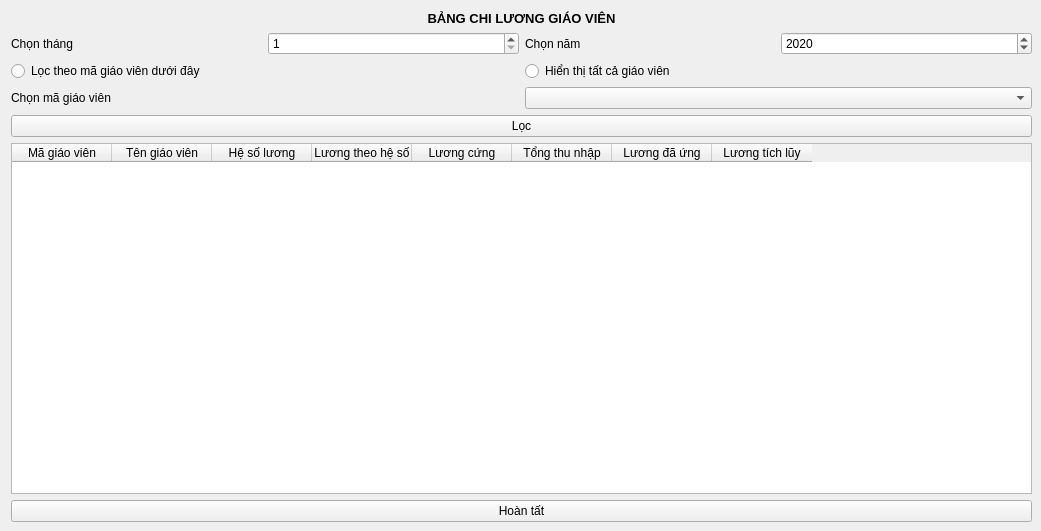
Above: TranslateUiPyPackage/ui_ip/M51_bangchiluonggv.ui from longpham6595/kvmanagement before the change. Below: the same form after it.
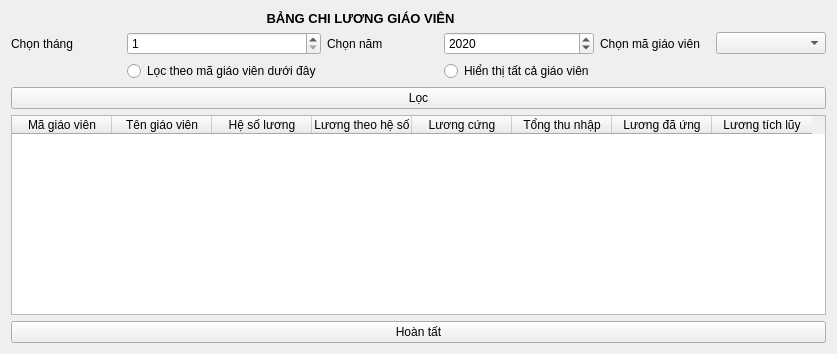
That is the form after the change.

Commit message:
Updated Views UI size
Cập nhật size của PyqtGUI và làm cho nó stick với UI khi thay đổi kích thước.

What changed in the file:
```diff
--- a/TranslateUiPyPackage/ui_ip/M51_bangchiluonggv.ui
+++ b/TranslateUiPyPackage/ui_ip/M51_bangchiluonggv.ui
@@ -6,40 +6,79 @@
    <rect>
     <x>0</x>
     <y>0</y>
-    <width>1041</width>
-    <height>531</height>
+    <width>833</width>
+    <height>347</height>
    </rect>
   </property>
   <property name="windowTitle">
    <string>Bảng chi lương giáo viên</string>
   </property>
-  <widget class="QWidget" name="layoutWidget">
-   <property name="geometry">
-    <rect>
-     <x>11</x>
-     <y>11</y>
-     <width>1021</width>
-     <height>511</height>
-    </rect>
-   </property>
-   <layout class="QVBoxLayout" name="verticalLayout">
-    <item>
+  <layout class="QGridLayout" name="gridLayout">
+   <item row="6" column="0" colspan="6">
+    <widget class="QTableWidget" name="payment_view">
+     <property name="minimumSize">
+      <size>
+       <width>815</width>
+       <height>200</height>
+      </size>
+     </property>
+     <column>
+      <property name="text">
+       <string>Mã giáo viên</string>
+      </property>
+     </column>
+     <column>
+      <property name="text">
+       <string>Tên giáo viên</string>
+      </property>
+     </column>
+     <column>
+      <property name="text">
+       <string>Hệ số lương</string>
+      </property>
+     </column>
+     <column>
+      <property name="text">
+       <string>Lương theo hệ số</string>
+      </property>
+     </column>
+     <column>
+      <property name="text">
+       <string>Lương cứng</string>
+      </property>
+     </column>
+     <column>
+      <property name="text">
+       <string>Tổng thu nhập</string>
+      </property>
+     </column>
+     <column>
+      <property name="text">
+       <string>Lương đã ứng</string>
+      </property>
+     </column>
+     <column>
+      <property name="text">
+       <string>Lương tích lũy</string>
+      </property>
+     </column>
+    </widget>
+   </item>
+   <item row="0" column="0" colspan="5">
      <widget class="QLabel" name="label_3">
       <property name="text">
        <string>&lt;html&gt;&lt;head/&gt;&lt;body&gt;&lt;p align=&quot;center&quot;&gt;&lt;span style=&quot; font-size:10pt; font-weight:600;&quot;&gt;BẢNG CHI LƯƠNG GIÁO VIÊN&lt;/span&gt;&lt;/p&gt;&lt;/body&gt;&lt;/html&gt;</string>
       </property>
      </widget>
     </item>
-    <item>
-     <layout class="QHBoxLayout" name="horizontalLayout_2">
-      <item>
+   <item row="1" column="0">
        <widget class="QLabel" name="label">
         <property name="text">
          <string>Chọn tháng</string>
         </property>
        </widget>
       </item>
-      <item>
+   <item row="1" column="1">
        <widget class="QSpinBox" name="thang">
         <property name="minimum">
          <number>1</number>
@@ -49,14 +88,14 @@
         </property>
        </widget>
       </item>
-      <item>
+   <item row="1" column="2">
        <widget class="QLabel" name="label_2">
         <property name="text">
          <string>Chọn năm</string>
         </property>
        </widget>
       </item>
-      <item>
+   <item row="1" column="3">
        <widget class="QSpinBox" name="nam">
         <property name="minimum">
          <number>2000</number>
@@ -69,92 +108,38 @@
         </property>
        </widget>
       </item>
-     </layout>
-    </item>
-    <item>
-     <layout class="QHBoxLayout" name="horizontalLayout">
-      <item>
+   <item row="5" column="0" colspan="6">
+    <widget class="QPushButton" name="loc">
+     <property name="text">
+      <string>Lọc</string>
+     </property>
+    </widget>
+   </item>
+   <item row="1" column="5">
+    <widget class="QComboBox" name="magv"/>
+   </item>
+   <item row="1" column="4">
+    <widget class="QLabel" name="label_4">
+     <property name="text">
+      <string>Chọn mã giáo viên</string>
+     </property>
+    </widget>
+   </item>
+   <item row="3" column="1">
        <widget class="QRadioButton" name="locoption">
         <property name="text">
          <string>Lọc theo mã giáo viên dưới đây</string>
         </property>
        </widget>
       </item>
-      <item>
+   <item row="3" column="3">
        <widget class="QRadioButton" name="locall">
         <property name="text">
          <string>Hiển thị tất cả giáo viên</string>
         </property>
        </widget>
       </item>
-     </layout>
-    </item>
-    <item>
-     <layout class="QHBoxLayout" name="horizontalLayout_3">
-      <item>
-       <widget class="QLabel" name="label_4">
-        <property name="text">
-         <string>Chọn mã giáo viên</string>
-        </property>
-       </widget>
-      </item>
-      <item>
-       <widget class="QComboBox" name="magv"/>
-      </item>
-     </layout>
-    </item>
-    <item>
-     <widget class="QPushButton" name="loc">
-      <property name="text">
-       <string>Lọc</string>
-      </property>
-     </widget>
-    </item>
-    <item>
-     <widget class="QTableWidget" name="payment_view">
-      <column>
-       <property name="text">
-        <string>Mã giáo viên</string>
-       </property>
-      </column>
-      <column>
-       <property name="text">
-        <string>Tên giáo viên</string>
-       </property>
-      </column>
-      <column>
-       <property name="text">
-        <string>Hệ số lương</string>
-       </property>
-      </column>
-      <column>
-       <property name="text">
-        <string>Lương theo hệ số</string>
-       </property>
-      </column>
-      <column>
-       <property name="text">
-        <string>Lương cứng</string>
-       </property>
-      </column>
-      <column>
-       <property name="text">
-        <string>Tổng thu nhập</string>
-       </property>
-      </column>
-      <column>
-       <property name="text">
-        <string>Lương đã ứng</string>
-       </property>
-      </column>
-      <column>
-       <property name="text">
-        <string>Lương tích lũy</string>
-       </property>
-      </column>
-     </widget>
-    </item>
-    <item>
+   <item row="7" column="0" colspan="6">
      <widget class="QPushButton" name="hoantat">
       <property name="text">
        <string>Hoàn tất</string>
@@ -162,7 +147,6 @@
      </widget>
     </item>
    </layout>
-  </widget>
  </widget>
  <resources/>
  <connections/>
```
Lines whose indentation alone changed are shown as unchanged. The commit also changes 116 other files.
